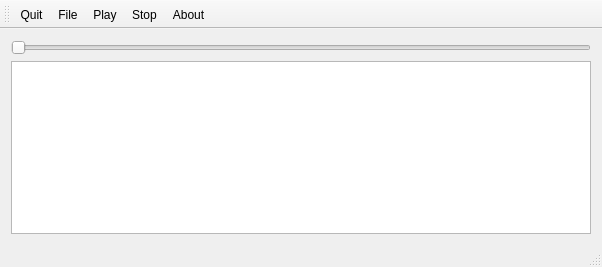
This is mainwindow.ui in ipr/qAudiotest as Qt 5 draws it before an edit. The edited form follows.
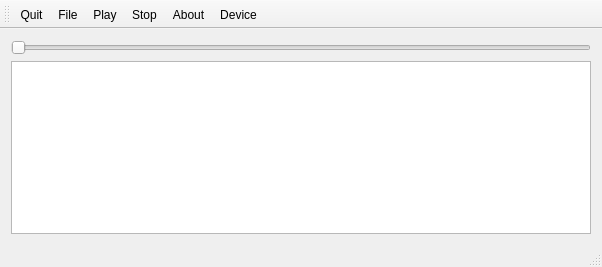
This is the edited form.

Commit message: output device selection test

```diff
--- a/mainwindow.ui
+++ b/mainwindow.ui
@@ -43,6 +43,7 @@
    <addaction name="actionPlay"/>
    <addaction name="actionStop"/>
    <addaction name="actionAbout"/>
+   <addaction name="actionDevice"/>
   </widget>
   <widget class="QStatusBar" name="statusBar"/>
   <action name="actionFile">
@@ -85,6 +86,14 @@
     <string>?</string>
    </property>
   </action>
+  <action name="actionDevice">
+   <property name="text">
+    <string>Device</string>
+   </property>
+   <property name="toolTip">
+    <string>Output device</string>
+   </property>
+  </action>
  </widget>
  <layoutdefault spacing="6" margin="11"/>
  <resources/>
```
The commit also changes 6 other files.
